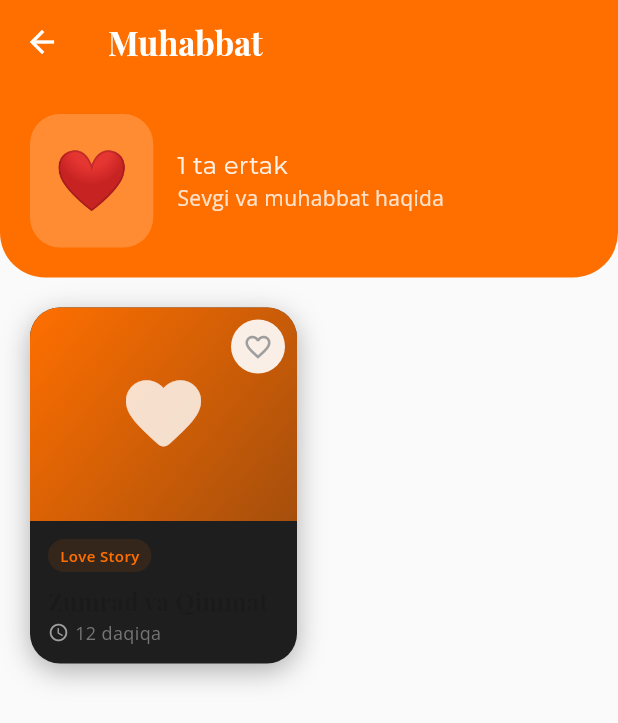
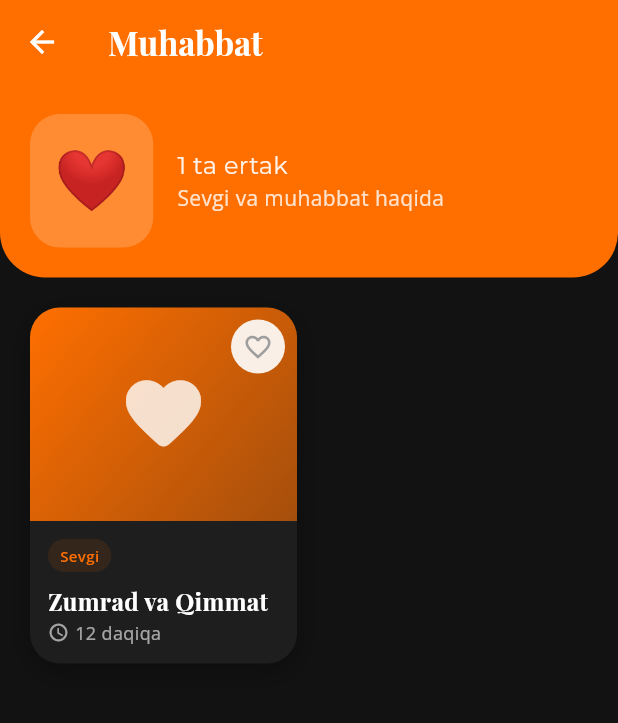
Before and after one commit to Turgunoff/uzbek_ertaklar, a Flutter app: the HomeScreen screen opened directly, after a tap on the "dark mode" icon, after a tap on "❤️", on a phone screen of 412 x 824 dp. Shown: the top 723 px of the screen. Run offline on Flutter 3.47's test engine with Material 3 defaults, Android fonts, the phone set to English and light mode, and no system bars; our stand-ins replace google_fonts, shared_preferences, smooth_page_indicator; accounts and stored records are empty.

Commit message:
Enhance theme management across screens by implementing dark mode support; update text styles and background colors in CategoriesScreen, CategoryStoriesScreen, FavoritesScreen, HomeScreen, StoryReaderScreen, and PremiumStoryCard for improved UI consistency. Add bottom navigation theme to ThemeProvider.

```diff
--- a/lib/providers/theme_provider.dart
+++ b/lib/providers/theme_provider.dart
@@ -50,11 +50,22 @@ class ThemeProvider with ChangeNotifier {
       textTheme: const TextTheme(
         bodyLarge: TextStyle(color: Color(0xFF1A1A1A)),
         bodyMedium: TextStyle(color: Color(0xFF1A1A1A)),
+        bodySmall: TextStyle(color: Color(0xFF666666)),
+        headlineLarge: TextStyle(color: Color(0xFF1A1A1A)),
+        headlineMedium: TextStyle(color: Color(0xFF1A1A1A)),
+        headlineSmall: TextStyle(color: Color(0xFF1A1A1A)),
       ),
 
       // Icon theme
       iconTheme: const IconThemeData(
         color: Color(0xFF1A1A1A),
+      ),
+
+      // Bottom navigation theme
+      bottomNavigationBarTheme: const BottomNavigationBarThemeData(
+        backgroundColor: Colors.white,
+        selectedItemColor: Color(0xFF4A148C),
+        unselectedItemColor: Colors.grey,
       ),
     );
   }
@@ -86,6 +97,10 @@ class ThemeProvider with ChangeNotifier {
       textTheme: const TextTheme(
         bodyLarge: TextStyle(color: Colors.white),
         bodyMedium: TextStyle(color: Colors.white),
+        bodySmall: TextStyle(color: Colors.white70),
+        headlineLarge: TextStyle(color: Colors.white),
+        headlineMedium: TextStyle(color: Colors.white),
+        headlineSmall: TextStyle(color: Colors.white),
       ),
 
       // Icon theme
--- a/lib/screens/category_stories_screen.dart
+++ b/lib/screens/category_stories_screen.dart
@@ -15,8 +15,10 @@ class CategoryStoriesScreen extends StatelessWidget {
 
   @override
   Widget build(BuildContext context) {
+    final isDark = Theme.of(context).brightness == Brightness.dark;
+
     return Scaffold(
-      backgroundColor: Colors.grey.shade50,
+      backgroundColor: isDark ? const Color(0xFF121212) : Colors.grey.shade50,
       appBar: AppBar(
         title: Text(
           _getCategoryTitle(category),
@@ -48,7 +50,7 @@ class CategoryStoriesScreen extends StatelessWidget {
                     'Bu kategoriyada ertaklar yo\'q',
                     style: TextStyle(
                       fontSize: 18,
-                      color: Colors.grey.shade600,
+                      color: isDark ? Colors.white70 : Colors.grey.shade600,
                     ),
                   ),
                 ],
--- a/lib/screens/favorites_screen.dart
+++ b/lib/screens/favorites_screen.dart
@@ -9,6 +9,8 @@ class FavoritesScreen extends StatelessWidget {
 
   @override
   Widget build(BuildContext context) {
+    final isDark = Theme.of(context).brightness == Brightness.dark;
+
     return Consumer<StoriesProvider>(
       builder: (context, provider, child) {
         final favorites = provider.favoriteStories;
@@ -21,14 +23,14 @@ class FavoritesScreen extends StatelessWidget {
                 Icon(
                   Icons.favorite_border,
                   size: 80,
-                  color: Colors.grey.shade400,
+                  color: isDark ? Colors.white38 : Colors.grey.shade400,
                 ),
                 const SizedBox(height: 16),
                 Text(
                   'Sevimli ertaklar yo\'q',
                   style: TextStyle(
                     fontSize: 18,
-                    color: Colors.grey.shade600,
+                    color: isDark ? Colors.white70 : Colors.grey.shade600,
                   ),
                 ),
               ],
--- a/lib/screens/home_screen.dart
+++ b/lib/screens/home_screen.dart
@@ -7,8 +7,6 @@ import 'dart:math';
 import '../providers/stories_provider.dart';
 import '../providers/theme_provider.dart';
 import '../widgets/premium_story_card.dart';
-import '../widgets/category_card.dart';
-import '../widgets/featured_card.dart';
 import 'category_stories_screen.dart';
 import 'settings_screen.dart';
 import 'story_reader_screen.dart';
@@ -48,14 +46,9 @@ class _HomeScreenState extends State<HomeScreen>
   Widget build(BuildContext context) {
     final isDark = Provider.of<ThemeProvider>(context).isDarkMode;
 
-    // Status bar color
-    // SystemChrome.setSystemUIOverlayStyle(
-    //   SystemUiOverlayStyle(
-    //     statusBarColor: Colors.transparent,
-    //     statusBarIconBrightness: isDark ? Brightness.light : Brightness.dark,
-    //   ),
-    // );
     return Scaffold(
+      backgroundColor:
+          isDark ? const Color(0xFF121212) : const Color(0xFFF5F5F5),
       body: _selectedIndex == 0
           ? _buildHomeTab()
           : _selectedIndex == 1
@@ -134,7 +127,7 @@ class _HomeScreenState extends State<HomeScreen>
               ),
               const SizedBox(height: 4),
               Text(
-                'Magical Stories from Uzbekistan',
+                'O\'zbekistonning sehrli ertaklari',
                 style: GoogleFonts.openSans(
                   fontSize: 14,
                   color: Colors.white.withOpacity(0.8),
@@ -194,6 +187,7 @@ class _HomeScreenState extends State<HomeScreen>
   Widget _buildQuickCategories() {
     return Consumer<StoriesProvider>(
       builder: (context, provider, child) {
+        final isDark = Provider.of<ThemeProvider>(context).isDarkMode;
         final categoryStats = _getCategoryStats(provider);
 
         return Column(
@@ -209,7 +203,7 @@ class _HomeScreenState extends State<HomeScreen>
                     style: GoogleFonts.playfairDisplay(
                       fontSize: 24,
                       fontWeight: FontWeight.bold,
-                      color: const Color(0xFF1A1A1A),
+                      color: isDark ? Colors.white : const Color(0xFF1A1A1A),
                     ),
                   ),
                   TextButton(
@@ -284,6 +278,8 @@ class _HomeScreenState extends State<HomeScreen>
     Color color,
     VoidCallback onTap,
   ) {
+    final isDark = Provider.of<ThemeProvider>(context).isDarkMode;
+
     return GestureDetector(
       onTap: onTap,
       child: Container(
@@ -291,7 +287,7 @@ class _HomeScreenState extends State<HomeScreen>
         margin: const EdgeInsets.only(right: 12),
         padding: const EdgeInsets.all(12),
         decoration: BoxDecoration(
-          color: color.withOpacity(0.1),
+          color: isDark ? color.withOpacity(0.2) : color.withOpacity(0.1),
           borderRadius: BorderRadius.circular(16),
           border: Border.all(
             color: color.withOpacity(0.3),
@@ -314,14 +310,14 @@ class _HomeScreenState extends State<HomeScreen>
                   style: GoogleFonts.montserrat(
                     fontSize: 14,
                     fontWeight: FontWeight.bold,
-                    color: const Color(0xFF1A1A1A),
+                    color: isDark ? Colors.white : const Color(0xFF1A1A1A),
                   ),
                 ),
                 Text(
                   '$count ertak',
                   style: GoogleFonts.openSans(
                     fontSize: 12,
-                    color: Colors.grey.shade600,
+                    color: isDark ? Colors.white70 : Colors.grey.shade600,
                   ),
                 ),
               ],
@@ -335,6 +331,7 @@ class _HomeScreenState extends State<HomeScreen>
   Widget _buildFeaturedSection() {
     return Consumer<StoriesProvider>(
       builder: (context, provider, child) {
+        final isDark = Provider.of<ThemeProvider>(context).isDarkMode;
         // Random 10 ta ertak
         final allStories = List.from(provider.stories);
         allStories.shuffle(Random());
@@ -350,7 +347,7 @@ class _HomeScreenState extends State<HomeScreen>
                 style: GoogleFonts.playfairDisplay(
                   fontSize: 24,
                   fontWeight: FontWeight.bold,
-                  color: const Color(0xFF1A1A1A),
+                  color: isDark ? Colors.white : const Color(0xFF1A1A1A),
                 ),
               ),
             ),
@@ -387,14 +384,16 @@ class _HomeScreenState extends State<HomeScreen>
   }
 
   Widget _buildBottomNav() {
+    final isDark = Provider.of<ThemeProvider>(context).isDarkMode;
+
     return Container(
       margin: const EdgeInsets.all(20),
       decoration: BoxDecoration(
-        color: Colors.white,
+        color: isDark ? const Color(0xFF1E1E1E) : Colors.white,
         borderRadius: BorderRadius.circular(30),
         boxShadow: [
           BoxShadow(
-            color: Colors.black.withOpacity(0.1),
+            color: Colors.black.withOpacity(isDark ? 0.3 : 0.1),
             blurRadius: 20,
             offset: const Offset(0, 10),
           ),
@@ -407,9 +406,11 @@ class _HomeScreenState extends State<HomeScreen>
           child: BottomNavigationBar(
             currentIndex: _selectedIndex,
             onTap: (index) => setState(() => _selectedIndex = index),
-            backgroundColor: Colors.white.withOpacity(0.9),
+            backgroundColor: isDark
+                ? const Color(0xFF1E1E1E).withOpacity(0.9)
+                : Colors.white.withOpacity(0.9),
             selectedItemColor: const Color(0xFF4A148C),
-            unselectedItemColor: Colors.grey,
+            unselectedItemColor: isDark ? Colors.grey.shade400 : Colors.grey,
             elevation: 0,
             items: const [
               BottomNavigationBarItem(
--- a/lib/widgets/premium_story_card.dart
+++ b/lib/widgets/premium_story_card.dart
@@ -183,7 +183,8 @@ class _PremiumStoryCardState extends State<PremiumStoryCard>
                           style: GoogleFonts.playfairDisplay(
                             fontSize: 16,
                             fontWeight: FontWeight.bold,
-                            color: const Color(0xFF1A1A1A),
+                            color:
+                                isDark ? Colors.white : const Color(0xFF1A1A1A),
                           ),
                           maxLines: 2,
                           overflow: TextOverflow.ellipsis,
@@ -196,14 +197,17 @@ class _PremiumStoryCardState extends State<PremiumStoryCard>
                           Icon(
                             Icons.access_time,
                             size: 14,
-                            color: Colors.grey.shade500,
+                            color:
+                                isDark ? Colors.white60 : Colors.grey.shade500,
                           ),
                           const SizedBox(width: 4),
                           Text(
                             widget.story.readTime,
                             style: GoogleFonts.openSans(
                               fontSize: 12,
-                              color: Colors.grey.shade600,
+                              color: isDark
+                                  ? Colors.white60
+                                  : Colors.grey.shade600,
                             ),
                           ),
                         ],
@@ -252,15 +256,15 @@ class _PremiumStoryCardState extends State<PremiumStoryCard>
   String _getCategoryName(String category) {
     switch (category) {
       case 'Botirlar haqida':
-        return 'Hero Tale';
+        return 'Qahramon';
       case 'Muhabbat haqida':
-        return 'Love Story';
+        return 'Sevgi';
       case 'Sehrli ertaklar':
-        return 'Magic';
+        return 'Sehrli';
       case 'Hikmatli ertaklar':
-        return 'Wisdom';
+        return 'Donolik';
       default:
-        return 'Story';
+        return 'Ertak';
     }
   }
 }
```
Also changed, not shown: lib/screens/categories_screen.dart (+10 -1 lines), lib/screens/story_reader_screen.dart (+22 -19 lines).
